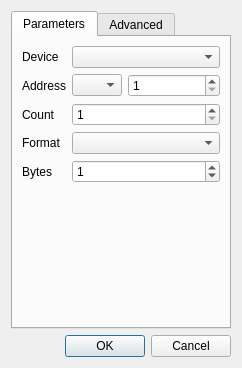
Before: the Qt Designer form src/server/gui/dialogs/server_dialogdataviewitem.ui in serhmarch/ModbusTools, drawn with Qt 5.
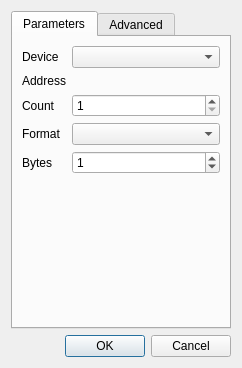
After: the same form once the commit is applied. Icons and pictures are not drawn.

Commit message: Added IEC61131-Hex item address type

```diff
--- a/src/server/gui/dialogs/server_dialogdataviewitem.ui
+++ b/src/server/gui/dialogs/server_dialogdataviewitem.ui
@@ -41,42 +41,6 @@
          </property>
         </widget>
        </item>
-       <item row="1" column="1">
-        <layout class="QHBoxLayout" name="horizontalLayout" stretch="0,1">
-         <item>
-          <widget class="QComboBox" name="cmbAdrType">
-           <property name="sizePolicy">
-            <sizepolicy hsizetype="Minimum" vsizetype="Fixed">
-             <horstretch>0</horstretch>
-             <verstretch>0</verstretch>
-            </sizepolicy>
-           </property>
-           <property name="minimumSize">
-            <size>
-             <width>0</width>
-             <height>0</height>
-            </size>
-           </property>
-           <property name="maximumSize">
-            <size>
-             <width>50</width>
-             <height>16777215</height>
-            </size>
-           </property>
-          </widget>
-         </item>
-         <item>
-          <widget class="QSpinBox" name="spOffset">
-           <property name="minimum">
-            <number>1</number>
-           </property>
-           <property name="maximum">
-            <number>465535</number>
-           </property>
-          </widget>
-         </item>
-        </layout>
-       </item>
        <item row="2" column="0">
         <widget class="QLabel" name="label_2">
          <property name="text">
```
The commit also changes 25 other files.
